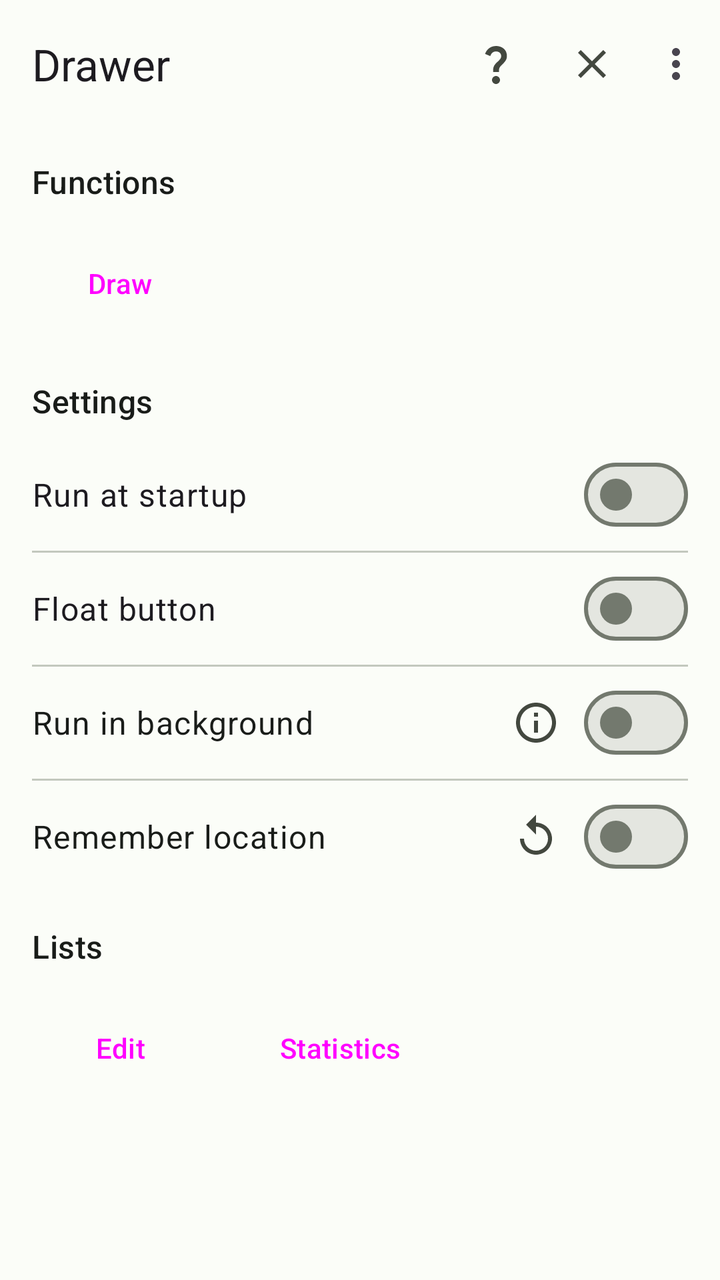
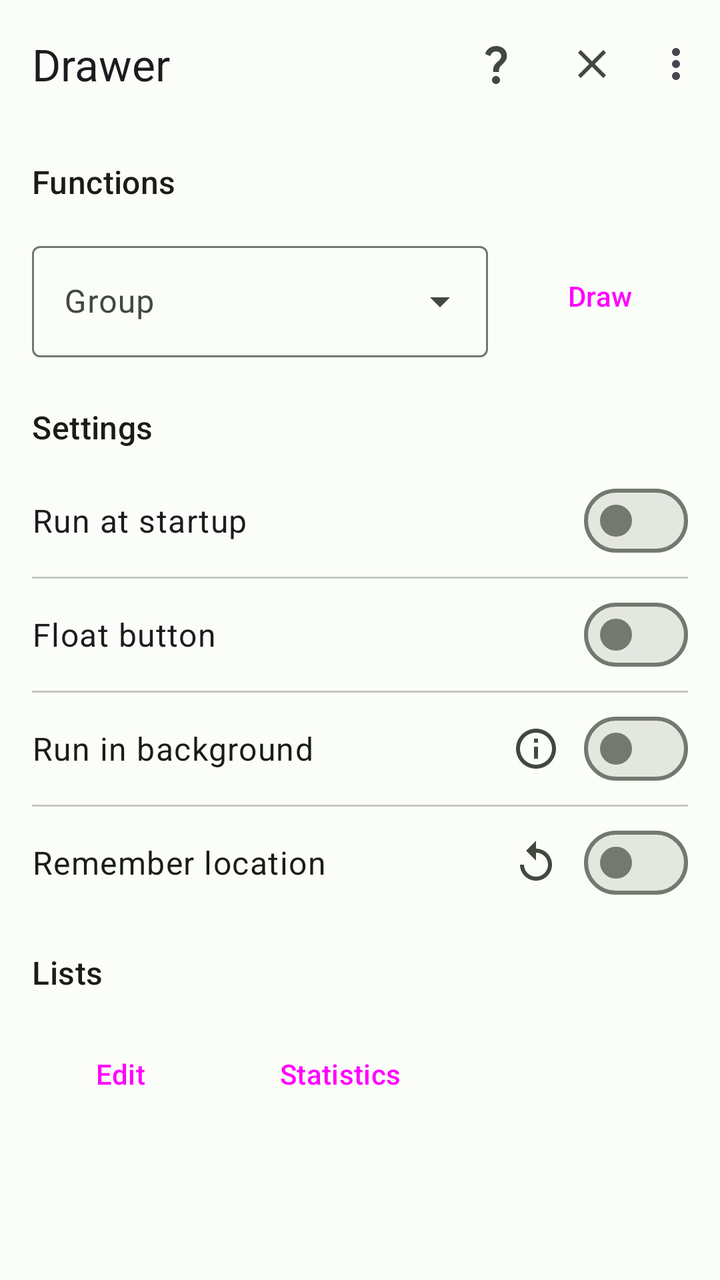

The first picture is an Android layout as it rendered before a commit; the second is the same layout after the commit. The layout source and the unified diff follow.
<!-- AndroidManifest.xml: application theme Theme.Drawer -->
<!-- res/layout/activity_main.xml -->
<?xml version="1.0" encoding="utf-8"?>
<androidx.coordinatorlayout.widget.CoordinatorLayout xmlns:android="http://schemas.android.com/apk/res/android"
    xmlns:app="http://schemas.android.com/apk/res-auto"
    xmlns:tools="http://schemas.android.com/tools"
    android:id="@+id/main_layout"
    android:layout_width="match_parent"
    android:layout_height="match_parent"
    tools:context=".MainActivity">

    <com.google.android.material.appbar.AppBarLayout
        android:layout_width="match_parent"
        android:layout_height="wrap_content">

        <com.google.android.material.appbar.MaterialToolbar
            android:id="@+id/topAppBar"
            android:layout_width="match_parent"
            android:layout_height="wrap_content"
            android:minHeight="?attr/actionBarSize"
            app:menu="@menu/main_app_bar"
            app:title="@string/app_name" />

    </com.google.android.material.appbar.AppBarLayout>

    <androidx.core.widget.NestedScrollView
        android:layout_width="match_parent"
        android:layout_height="match_parent"
        android:fillViewport="true"
        app:layout_behavior="@string/appbar_scrolling_view_behavior">

        <LinearLayout
            android:layout_width="match_parent"
            android:layout_height="wrap_content"
            android:gravity="center_vertical"
            android:orientation="vertical"
            android:paddingBottom="@dimen/main_content_bottom_compensation">

            <com.google.android.material.textview.MaterialTextView
                style="@style/Widget.Drawer.SectionHeader"
                android:text="@string/functions" />

            <LinearLayout
                android:layout_width="match_parent"
                android:layout_height="wrap_content"
                android:orientation="horizontal"
                android:paddingStart="@dimen/spacing_l"
                android:paddingTop="@dimen/spacing_s"
                android:paddingEnd="@dimen/spacing_l"
                android:paddingBottom="@dimen/spacing_s">

                <Button
                    android:id="@+id/draw_btn"
                    style="@style/Widget.Material3.Button.ElevatedButton"
                    android:layout_width="wrap_content"
                    android:layout_height="wrap_content"
                    android:text="@string/menu_draw" />
            </LinearLayout>

            <com.google.android.material.textview.MaterialTextView
                style="@style/Widget.Drawer.SectionHeader"
                android:text="@string/settings" />

            <com.google.android.material.materialswitch.MaterialSwitch
                android:id="@+id/start_on_boot_switch"
                style="@style/Widget.Drawer.SettingSwitch"
                android:checked="false"
                android:text="@string/settings_start_on_boot" />

            <View style="@style/Widget.Drawer.ListDivider" />

            <com.google.android.material.materialswitch.MaterialSwitch
                android:id="@+id/float_switch"
                style="@style/Widget.Drawer.SettingSwitch"
                android:checked="false"
                android:text="@string/settings_float_button" />

            <View style="@style/Widget.Drawer.ListDivider" />

            <LinearLayout
                android:id="@+id/background_row"
                android:layout_width="match_parent"
                android:layout_height="wrap_content"
                android:gravity="center_vertical"
                android:minHeight="@dimen/list_item_min_height"
                android:orientation="horizontal"
                android:paddingStart="@dimen/spacing_l"
                android:paddingEnd="@dimen/spacing_l">

                <com.google.android.material.textview.MaterialTextView
                    android:layout_width="0dp"
                    android:layout_height="wrap_content"
                    android:layout_weight="1"
                    android:text="@string/settings_background"
                    android:textAlignment="viewStart"
                    android:textAppearance="?attr/textAppearanceBodyLarge"
                    android:textColor="?attr/colorOnSurface" />

                <ImageButton
                    android:id="@+id/background_info_button"
                    android:layout_width="wrap_content"
                    android:layout_height="wrap_content"
                    android:background="?attr/selectableItemBackgroundBorderless"
                    android:contentDescription="@string/action_background_info"
                    android:padding="@dimen/spacing_m"
                    android:src="@drawable/ic_info" />

                <com.google.android.material.materialswitch.MaterialSwitch
                    android:id="@+id/background_switch"
                    android:layout_width="wrap_content"
                    android:layout_height="wrap_content"
                    android:checked="false"
                    android:contentDescription="@string/settings_background" />

            </LinearLayout>

            <View style="@style/Widget.Drawer.ListDivider" />

            <LinearLayout
                android:layout_width="match_parent"
                android:layout_height="wrap_content"
                android:gravity="center_vertical"
                android:minHeight="@dimen/list_item_min_height"
                android:orientation="horizontal"
                android:paddingStart="@dimen/spacing_l"
                android:paddingEnd="@dimen/spacing_l">

                <com.google.android.material.textview.MaterialTextView
                    android:layout_width="0dp"
                    android:layout_height="wrap_content"
                    android:layout_weight="1"
                    android:text="@string/settings_location_switch"
                    android:textAlignment="viewStart"
                    android:textAppearance="?attr/textAppearanceBodyLarge"
                    android:textColor="?attr/colorOnSurface" />

                <ImageButton
                    android:id="@+id/reset_location_button"
                    android:layout_width="wrap_content"
                    android:layout_height="wrap_content"
                    android:background="?attr/selectableItemBackgroundBorderless"
                    android:contentDescription="@string/action_reset_location"
                    android:padding="@dimen/spacing_m"
                    android:src="@drawable/ic_reset" />

                <com.google.android.material.materialswitch.MaterialSwitch
                    android:id="@+id/location_switch"
                    android:layout_width="wrap_content"
                    android:layout_height="wrap_content"
                    android:checked="false"
                    android:contentDescription="@string/settings_location_switch" />

            </LinearLayout>

            <com.google.android.material.textview.MaterialTextView
                style="@style/Widget.Drawer.SectionHeader"
                android:text="@string/lists" />

            <LinearLayout
                android:layout_width="match_parent"
                android:layout_height="wrap_content"
                android:orientation="horizontal"
                android:paddingStart="@dimen/spacing_l"
                android:paddingTop="@dimen/spacing_s"
                android:paddingEnd="@dimen/spacing_l"
                android:paddingBottom="@dimen/spacing_s">

                <Button
                    android:id="@+id/edit_btn"
                    style="@style/Widget.Material3.Button.ElevatedButton"
                    android:layout_width="wrap_content"
                    android:layout_height="wrap_content"
                    android:layout_marginEnd="@dimen/spacing_m"
                    android:text="@string/lists_edit" />

                <Button
                    android:id="@+id/stat_btn"
                    style="@style/Widget.Material3.Button.ElevatedButton"
                    android:layout_width="wrap_content"
                    android:layout_height="wrap_content"
                    android:text="@string/lists_statistics" />
            </LinearLayout>

        </LinearLayout>

    </androidx.core.widget.NestedScrollView>

</androidx.coordinatorlayout.widget.CoordinatorLayout>
<!-- resources referenced by this layout -->
<resources>
  <dimen name="list_item_min_height">56dp</dimen>
  <dimen name="main_content_bottom_compensation">88dp</dimen>
  <dimen name="spacing_l">16dp</dimen>
  <dimen name="spacing_m">12dp</dimen>
  <dimen name="spacing_s">8dp</dimen>
  <!-- drawable ic_reset (drawable) -->
  <vector xmlns:android="http://schemas.android.com/apk/res/android"
      android:width="24dp"
      android:height="24dp"
      android:autoMirrored="true"
      android:tint="?attr/colorOnSurfaceVariant"
      android:viewportWidth="24"
      android:viewportHeight="24">
      <path
          android:fillColor="@android:color/white"
          android:pathData="M12,5V1L7,6l5,5V7c3.31,0 6,2.69 6,6s-2.69,6 -6,6 -6,-2.69 -6,-6H4c0,4.42 3.58,8 8,8s8,-3.58 8,-8 -3.58,-8 -8,-8z" />
  </vector>
  <string name="action_background_info">Display mode</string>
  <string name="action_reset_location">Reset location</string>
  <string name="app_name" translatable="false">Drawer</string>
  <string name="functions">Functions</string>
  <string name="lists">Lists</string>
  <string name="lists_edit">Edit</string>
  <string name="lists_statistics">Statistics</string>
  <string name="menu_draw">Draw</string>
  <string name="settings">Settings</string>
  <string name="settings_background">Run in background</string>
  <string name="settings_float_button">Float button</string>
  <string name="settings_location_switch">Remember location</string>
  <string name="settings_start_on_boot">Run at startup</string>
  <style name="Widget.Drawer.ListDivider" parent="">
          <item name="android:layout_width">match_parent</item>
          <item name="android:layout_height">1dp</item>
          <item name="android:layout_marginStart">@dimen/spacing_l</item>
          <item name="android:layout_marginEnd">@dimen/spacing_l</item>
          <item name="android:background">?attr/colorOutlineVariant</item>
      </style>
  <color name="md_theme_primary">#006E1C</color>
  <color name="md_theme_onPrimary">#FFFFFF</color>
  <color name="md_theme_primaryContainer">#94F990</color>
  <color name="md_theme_onPrimaryContainer">#002204</color>
  <color name="md_theme_secondary">#52634F</color>
  <color name="md_theme_onSecondary">#FFFFFF</color>
  <color name="md_theme_secondaryContainer">#D5E8CF</color>
  <color name="md_theme_onSecondaryContainer">#101F10</color>
  <color name="md_theme_tertiary">#38656A</color>
  <color name="md_theme_onTertiary">#FFFFFF</color>
  <color name="md_theme_tertiaryContainer">#BCEBF0</color>
  <color name="md_theme_onTertiaryContainer">#002023</color>
  <color name="md_theme_error">#BA1A1A</color>
  <color name="md_theme_onError">#FFFFFF</color>
  <color name="md_theme_errorContainer">#FFDAD6</color>
  <color name="md_theme_onErrorContainer">#410002</color>
  <color name="md_theme_background">#FBFDF8</color>
  <color name="md_theme_onBackground">#191C19</color>
  <color name="md_theme_surface">#FBFDF8</color>
  <color name="md_theme_onSurface">#191C19</color>
  <color name="md_theme_surfaceVariant">#DFE4DB</color>
  <color name="md_theme_onSurfaceVariant">#43483F</color>
  <color name="md_theme_outline">#73796E</color>
  <color name="md_theme_outlineVariant">#C3C8BE</color>
  <color name="md_theme_inverseSurface">#2E312E</color>
  <color name="md_theme_inverseOnSurface">#F0F1EC</color>
  <color name="md_theme_inversePrimary">#79DC75</color>
  <color name="md_theme_surfaceDim">#DBDFD9</color>
  <color name="md_theme_surfaceBright">#FBFDF8</color>
  <color name="md_theme_surfaceContainerLowest">#FFFFFF</color>
  <color name="md_theme_surfaceContainerLow">#F5F7F1</color>
  <color name="md_theme_surfaceContainer">#EFF1EC</color>
  <color name="md_theme_surfaceContainerHigh">#E9EBE6</color>
  <color name="md_theme_surfaceContainerHighest">#E4E6E0</color>
  <!-- unchanged entries left out for length: 4 -->
</resources>

<!-- the commit's change to res/layout/activity_main.xml (unified diff, before → after) -->
@@ -41,11 +41,29 @@
             <LinearLayout
                 android:layout_width="match_parent"
                 android:layout_height="wrap_content"
+                android:gravity="center_vertical"
                 android:orientation="horizontal"
                 android:paddingStart="@dimen/spacing_l"
                 android:paddingTop="@dimen/spacing_s"
                 android:paddingEnd="@dimen/spacing_l"
                 android:paddingBottom="@dimen/spacing_s">
+
+                <com.google.android.material.textfield.TextInputLayout
+                    android:id="@+id/group_dropdown_layout"
+                    style="@style/Widget.Material3.TextInputLayout.OutlinedBox.ExposedDropdownMenu"
+                    android:layout_width="0dp"
+                    android:layout_height="wrap_content"
+                    android:layout_marginEnd="@dimen/spacing_m"
+                    android:layout_weight="1"
+                    android:hint="@string/group_label">
+
+                    <com.google.android.material.textfield.MaterialAutoCompleteTextView
+                        android:id="@+id/group_dropdown"
+                        android:layout_width="match_parent"
+                        android:layout_height="wrap_content"
+                        android:inputType="none"
+                        android:textAppearance="?attr/textAppearanceBodyLarge" />
+                </com.google.android.material.textfield.TextInputLayout>
 
                 <Button
                     android:id="@+id/draw_btn"
<!-- resource entries referenced after the edit -->
@@ -21,6 +21,7 @@
   <string name="action_reset_location">Reset location</string>
   <string name="app_name" translatable="false">Drawer</string>
   <string name="functions">Functions</string>
+  <string name="group_label">Group</string>
   <string name="lists">Lists</string>
   <string name="lists_edit">Edit</string>
   <string name="lists_statistics">Statistics</string>
